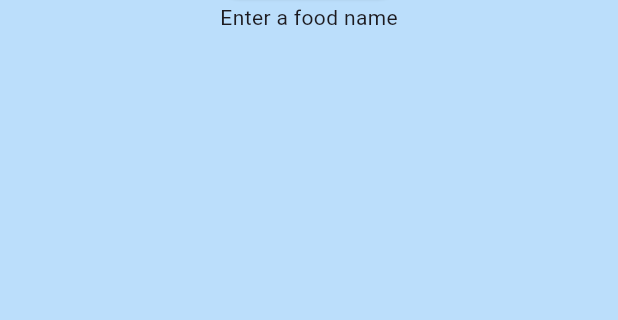
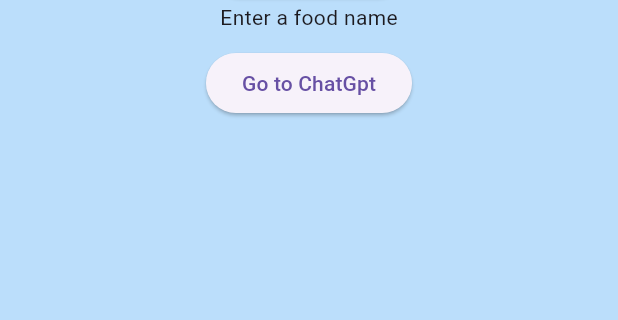
Before and after one commit to Choiboin/CalorieApp, a Flutter app: the ChatScreen screen opened directly, on a phone screen of 412 x 824 dp, the part 226-546 px from its top. Run offline on Flutter 3.47's test engine with Material 3 defaults, Android fonts, the phone set to English and light mode, and no system bars; our stand-ins replace csv.

Commit message:
chatgpt integ

```diff
--- /dev/null
+++ b/calorieapp/lib/pages/chatgpt.dart
@@ -0,0 +1,11 @@
+import 'package:flutter/material.dart';
+
+class chatgpt extends StatefulWidget {
+  const chatgpt({super.key});
+
+  @override
+  State<StatefulWidget> createState() {
+    // TODO: implement createState
+    throw UnimplementedError();
+  }
+}
--- a/calorieapp/lib/pages/chatscreen.dart
+++ b/calorieapp/lib/pages/chatscreen.dart
@@ -2,6 +2,7 @@
 import 'package:flutter/material.dart';
 import 'package:csv/csv.dart';
 import 'package:path_provider/path_provider.dart';
+import 'package:calorieapp/pages/chatgpt.dart';
 
 class ChatScreen extends StatefulWidget {
   const ChatScreen({super.key});
@@ -82,6 +83,18 @@
             child: Text('Find Calories'),
           ),
           Text(_calories),
+          Padding(
+            padding: const EdgeInsets.all(10.0),
+            child: ElevatedButton(
+              child: Text("Go to ChatGpt"),
+              onPressed: () {
+                Navigator.push(
+                  context,
+                  MaterialPageRoute(builder: (context) => chatgpt()),
+                );
+              },
+            ),
+          ),
         ],
       ),
     );
--- a/calorieapp/pubspec.yaml
+++ b/calorieapp/pubspec.yaml
@@ -14,7 +14,8 @@
     sdk: flutter
   cupertino_icons: ^1.0.2
   csv: ^5.1.1
-  path_provider: ^2.1.2
+  path_provider: ^2.1.
+  chat_gpt_sdk: ^2.1.5
 
 dev_dependencies:
   flutter_test:
```
